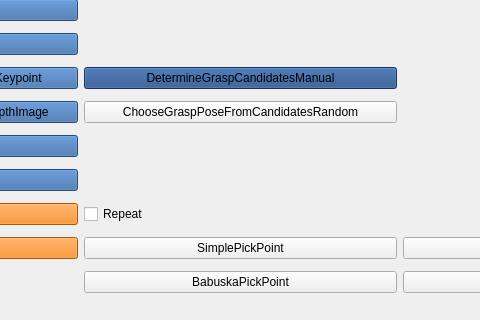
Before: the Qt Designer form rqt_user_interface/resource/rqt.ui in Freekm9/learning_approach_to_robotic_grasping_of_vine_tomatoes, drawn with Qt 5; both pictures show x 567 to 1047 and y 120 to 440 of the 1295 by 440 pixel window.
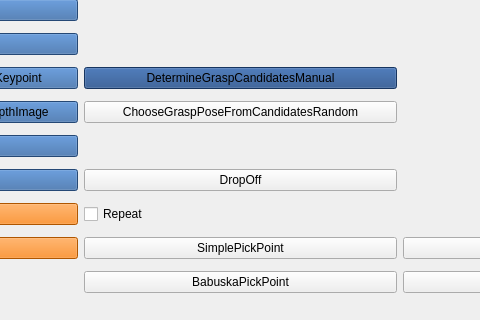
After: the same form once the commit is applied.

The edit to the form file:
```diff
--- a/rqt_user_interface/resource/rqt.ui
+++ b/rqt_user_interface/resource/rqt.ui
@@ -2302,6 +2302,16 @@
      </property>
     </widget>
    </item>
+   <item row="14" column="3">
+    <widget class="QPushButton" name="DropOff">
+     <property name="toolTip">
+      <string>Carry the held truss to the SavePosePlace pose, open the gripper and retreat</string>
+     </property>
+     <property name="text">
+      <string>DropOff</string>
+     </property>
+    </widget>
+   </item>
    <item row="14" column="2">
     <widget class="QPushButton" name="GoToSavedPose">
      <property name="palette">
```
